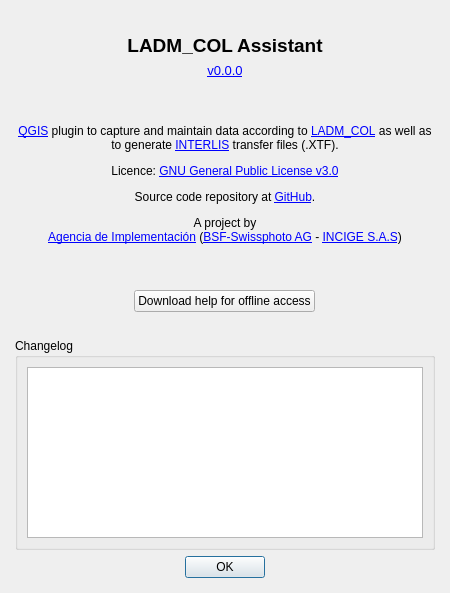
Old version of the form asistente_ladm_col/ui/about_dialog.ui in the repository SwissTierrasColombia/Asistente-LADM-COL.
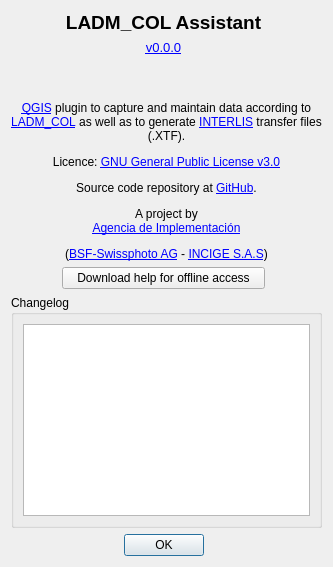
New version of the form. Icons and pictures are not drawn. Custom widgets are drawn as their Qt base class.

```diff
--- a/asistente_ladm_col/ui/about_dialog.ui
+++ b/asistente_ladm_col/ui/about_dialog.ui
@@ -6,8 +6,8 @@
    <rect>
     <x>0</x>
     <y>0</y>
-    <width>450</width>
-    <height>593</height>
+    <width>456</width>
+    <height>585</height>
    </rect>
   </property>
   <property name="sizePolicy">
@@ -19,27 +19,24 @@
   <property name="windowTitle">
    <string>About</string>
   </property>
-  <layout class="QGridLayout" name="gridLayout_4">
-   <property name="leftMargin">
-    <number>15</number>
+  <layout class="QGridLayout" name="gridLayout">
+   <property name="sizeConstraint">
+    <enum>QLayout::SetFixedSize</enum>
    </property>
-   <property name="topMargin">
-    <number>15</number>
-   </property>
-   <property name="rightMargin">
-    <number>15</number>
-   </property>
-   <property name="bottomMargin">
-    <number>15</number>
-   </property>
-   <item row="7" column="0" alignment="Qt::AlignHCenter">
-    <widget class="QPushButton" name="btn_download_help">
+   <item row="0" column="0">
+    <widget class="QLabel" name="label_2">
+     <property name="maximumSize">
+      <size>
+       <width>16777215</width>
+       <height>41</height>
+      </size>
+     </property>
      <property name="text">
-      <string>Download help for offline access</string>
+      <string>&lt;html&gt;&lt;head/&gt;&lt;body&gt;&lt;p align=&quot;center&quot;&gt;&lt;span style=&quot; font-size:14pt; font-weight:600;&quot;&gt;LADM_COL Assistant&lt;/span&gt;&lt;/p&gt;&lt;/body&gt;&lt;/html&gt;</string>
      </property>
     </widget>
    </item>
-   <item row="2" column="0">
+   <item row="1" column="0">
     <widget class="QLabel" name="lbl_version">
      <property name="sizePolicy">
       <sizepolicy hsizetype="Preferred" vsizetype="Minimum">
@@ -61,59 +58,7 @@
      </property>
     </widget>
    </item>
-   <item row="1" column="0">
-    <widget class="QLabel" name="label_2">
-     <property name="maximumSize">
-      <size>
-       <width>16777215</width>
-       <height>41</height>
-      </size>
-     </property>
-     <property name="text">
-      <string>&lt;html&gt;&lt;head/&gt;&lt;body&gt;&lt;p align=&quot;center&quot;&gt;&lt;span style=&quot; font-size:14pt; font-weight:600;&quot;&gt;LADM_COL Assistant&lt;/span&gt;&lt;/p&gt;&lt;/body&gt;&lt;/html&gt;</string>
-     </property>
-    </widget>
-   </item>
-   <item row="6" column="0">
-    <widget class="QLabel" name="label">
-     <property name="text">
-      <string>&lt;html&gt;&lt;head/&gt;&lt;body&gt;&lt;p align=&quot;center&quot;&gt;&lt;a href=&quot;http://qgis.org&quot;&gt;&lt;span style=&quot; text-decoration: underline; color:#0000ff;&quot;&gt;QGIS&lt;/span&gt;&lt;/a&gt; plugin to capture and maintain data according to &lt;a href=&quot;https://github.com/AgenciaImplementacion/LADM_COL&quot;&gt;&lt;span style=&quot; text-decoration: underline; color:#0000ff;&quot;&gt;LADM_COL&lt;/span&gt;&lt;/a&gt; as well as to generate &lt;a href=&quot;https://www.interlis.ch/en&quot;&gt;&lt;span style=&quot; text-decoration: underline; color:#0000ff;&quot;&gt;INTERLIS&lt;/span&gt;&lt;/a&gt; transfer files (.XTF).&lt;/p&gt;&lt;p align=&quot;center&quot;&gt;Licence: &lt;a href=&quot;https://github.com/AgenciaImplementacion/Asistente-LADM_COL/blob/master/LICENSE&quot;&gt;&lt;span style=&quot; text-decoration: underline; color:#0000ff;&quot;&gt;GNU General Public License v3.0&lt;/span&gt;&lt;/a&gt;&lt;/p&gt;&lt;p align=&quot;center&quot;&gt;Source code repository at &lt;a href=&quot;https://github.com/AgenciaImplementacion/Asistente-LADM_COL&quot;&gt;&lt;span style=&quot; text-decoration: underline; color:#0000ff;&quot;&gt;GitHub&lt;/span&gt;&lt;/a&gt;.&lt;/p&gt;&lt;p align=&quot;center&quot;&gt;A project by&lt;br/&gt;&lt;a href=&quot;https://www.proadmintierra.info/&quot;&gt;&lt;span style=&quot; text-decoration: underline; color:#0000ff;&quot;&gt;Agencia de Implementación&lt;/span&gt;&lt;/a&gt; (&lt;a href=&quot;http://bsf-swissphoto.com/&quot;&gt;&lt;span style=&quot; text-decoration: underline; color:#0000ff;&quot;&gt;BSF-Swissphoto AG&lt;/span&gt;&lt;/a&gt; - &lt;a href=&quot;http://www.incige.com/&quot;&gt;&lt;span style=&quot; text-decoration: underline; color:#0000ff;&quot;&gt;INCIGE S.A.S&lt;/span&gt;&lt;/a&gt;)&lt;/p&gt;&lt;p align=&quot;center&quot;&gt;&lt;br/&gt;&lt;/p&gt;&lt;/body&gt;&lt;/html&gt;</string>
-     </property>
-     <property name="wordWrap">
-      <bool>true</bool>
-     </property>
-     <property name="openExternalLinks">
-      <bool>true</bool>
-     </property>
-    </widget>
-   </item>
-   <item row="0" column="0">
-    <spacer name="verticalSpacer">
-     <property name="orientation">
-      <enum>Qt::Vertical</enum>
-     </property>
-     <property name="sizeHint" stdset="0">
-      <size>
-       <width>20</width>
-       <height>40</height>
-      </size>
-     </property>
-    </spacer>
-   </item>
-   <item row="10" column="0">
-    <widget class="QDialogButtonBox" name="buttonBox">
-     <property name="orientation">
-      <enum>Qt::Horizontal</enum>
-     </property>
-     <property name="standardButtons">
-      <set>QDialogButtonBox::Ok</set>
-     </property>
-     <property name="centerButtons">
-      <bool>true</bool>
-     </property>
-    </widget>
-   </item>
-   <item row="4" column="0">
+   <item row="3" column="0">
     <widget class="QLabel" name="lbl_ladm_logo">
      <property name="text">
       <string/>
@@ -126,13 +71,13 @@
      </property>
     </widget>
    </item>
-   <item row="3" column="0">
-    <spacer name="verticalSpacer_3">
-     <property name="orientation">
-      <enum>Qt::Vertical</enum>
+   <item row="5" column="0" colspan="2">
+    <widget class="QLabel" name="label">
+     <property name="text">
+      <string>&lt;html&gt;&lt;head/&gt;&lt;body&gt;&lt;p align=&quot;center&quot;&gt;&lt;a href=&quot;http://qgis.org&quot;&gt;&lt;span style=&quot; text-decoration: underline; color:#0000ff;&quot;&gt;QGIS&lt;/span&gt;&lt;/a&gt; plugin to capture and maintain data according to &lt;a href=&quot;https://github.com/AgenciaImplementacion/LADM_COL&quot;&gt;&lt;span style=&quot; text-decoration: underline; color:#0000ff;&quot;&gt;LADM_COL&lt;/span&gt;&lt;/a&gt; as well as to generate &lt;a href=&quot;https://www.interlis.ch/en&quot;&gt;&lt;span style=&quot; text-decoration: underline; color:#0000ff;&quot;&gt;INTERLIS&lt;/span&gt;&lt;/a&gt; transfer files (.XTF).&lt;/p&gt;&lt;p align=&quot;center&quot;&gt;Licence: &lt;a href=&quot;https://github.com/AgenciaImplementacion/Asistente-LADM_COL/blob/master/LICENSE&quot;&gt;&lt;span style=&quot; text-decoration: underline; color:#0000ff;&quot;&gt;GNU General Public License v3.0&lt;/span&gt;&lt;/a&gt;&lt;/p&gt;&lt;p align=&quot;center&quot;&gt;Source code repository at &lt;a href=&quot;https://github.com/AgenciaImplementacion/Asistente-LADM_COL&quot;&gt;&lt;span style=&quot; text-decoration: underline; color:#0000ff;&quot;&gt;GitHub&lt;/span&gt;&lt;/a&gt;.&lt;/p&gt;&lt;p align=&quot;center&quot;&gt;A project by&lt;br/&gt;&lt;a href=&quot;https://www.proadmintierra.info/&quot;&gt;&lt;span style=&quot; text-decoration: underline; color:#0000ff;&quot;&gt;Agencia de Implementación&lt;/span&gt;&lt;/a&gt;&lt;/p&gt;&lt;p align=&quot;center&quot;&gt;(&lt;a href=&quot;http://bsf-swissphoto.com/&quot;&gt;&lt;span style=&quot; text-decoration: underline; color:#0000ff;&quot;&gt;BSF-Swissphoto AG&lt;/span&gt;&lt;/a&gt; - &lt;a href=&quot;http://www.incige.com/&quot;&gt;&lt;span style=&quot; text-decoration: underline; color:#0000ff;&quot;&gt;INCIGE S.A.S&lt;/span&gt;&lt;/a&gt;)&lt;/p&gt;&lt;/body&gt;&lt;/html&gt;</string>
      </property>
-     <property name="sizeType">
-      <enum>QSizePolicy::Fixed</enum>
+     <property name="wordWrap">
+      <bool>true</bool>
      </property>
      <property name="sizeHint" stdset="0">
       <size>
@@ -140,39 +85,39 @@
        <height>10</height>
       </size>
      </property>
-    </spacer>
+    </widget>
    </item>
-   <item row="5" column="0">
-    <spacer name="verticalSpacer_4">
-     <property name="orientation">
-      <enum>Qt::Vertical</enum>
-     </property>
-     <property name="sizeType">
-      <enum>QSizePolicy::Fixed</enum>
-     </property>
-     <property name="sizeHint" stdset="0">
-      <size>
-       <width>20</width>
-       <height>10</height>
-      </size>
-     </property>
-    </spacer>
+   <item row="6" column="0">
+    <layout class="QHBoxLayout" name="horizontalLayout">
+     <item>
+      <widget class="QPushButton" name="btn_download_help">
+       <property name="sizePolicy">
+        <sizepolicy hsizetype="Expanding" vsizetype="Fixed">
+         <horstretch>0</horstretch>
+         <verstretch>0</verstretch>
+        </sizepolicy>
+       </property>
+       <property name="maximumSize">
+        <size>
+         <width>203</width>
+         <height>16777215</height>
+        </size>
+       </property>
+       <property name="text">
+        <string>Download help for offline access</string>
+       </property>
+      </widget>
+     </item>
+    </layout>
    </item>
-   <item row="8" column="0">
-    <spacer name="verticalSpacer_2">
-     <property name="orientation">
-      <enum>Qt::Vertical</enum>
-     </property>
-     <property name="sizeHint" stdset="0">
-      <size>
-       <width>20</width>
-       <height>40</height>
-      </size>
-     </property>
-    </spacer>
-   </item>
-   <item row="9" column="0">
+   <item row="7" column="0" colspan="2">
     <widget class="QgsCollapsibleGroupBox" name="change_log_group_box">
+     <property name="sizePolicy">
+      <sizepolicy hsizetype="Preferred" vsizetype="MinimumExpanding">
+       <horstretch>0</horstretch>
+       <verstretch>0</verstretch>
+      </sizepolicy>
+     </property>
      <property name="maximumSize">
       <size>
        <width>16777215</width>
@@ -191,29 +136,66 @@
      <property name="checked">
       <bool>false</bool>
      </property>
-     <layout class="QGridLayout" name="gridLayout">
+     <layout class="QGridLayout" name="gridLayout_2">
       <item row="0" column="0">
-       <layout class="QHBoxLayout" name="horizontalLayout_5">
-        <item>
-         <widget class="QTextBrowser" name="tb_changelog"/>
-        </item>
-       </layout>
+       <widget class="QTextBrowser" name="tb_changelog">
+        <property name="sizePolicy">
+         <sizepolicy hsizetype="Preferred" vsizetype="MinimumExpanding">
+          <horstretch>0</horstretch>
+          <verstretch>0</verstretch>
+         </sizepolicy>
+        </property>
+       </widget>
       </item>
      </layout>
     </widget>
    </item>
+   <item row="8" column="0">
+    <widget class="QDialogButtonBox" name="buttonBox">
+     <property name="orientation">
+      <enum>Qt::Horizontal</enum>
+     </property>
+     <property name="standardButtons">
+      <set>QDialogButtonBox::Ok</set>
+     </property>
+     <property name="centerButtons">
+      <bool>true</bool>
+     </property>
+    </widget>
+   </item>
+   <item row="2" column="0">
+    <spacer name="verticalSpacer_3">
+     <property name="orientation">
+      <enum>Qt::Vertical</enum>
+     </property>
+     <property name="sizeType">
+      <enum>QSizePolicy::Fixed</enum>
+     </property>
+     <property name="sizeHint" stdset="0">
+      <size>
+       <width>20</width>
+       <height>10</height>
+      </size>
+     </property>
+    </spacer>
+   </item>
+   <item row="4" column="0">
+    <spacer name="verticalSpacer_4">
+     <property name="orientation">
+      <enum>Qt::Vertical</enum>
+     </property>
+     <property name="sizeType">
+      <enum>QSizePolicy::Fixed</enum>
+     </property>
+     <property name="sizeHint" stdset="0">
+      <size>
+       <width>20</width>
+       <height>10</height>
+      </size>
+     </property>
+    </spacer>
+   </item>
   </layout>
-  <widget class="QWidget" name="layoutWidget">
-   <property name="geometry">
-    <rect>
-     <x>0</x>
-     <y>0</y>
-     <width>2</width>
-     <height>2</height>
-    </rect>
-   </property>
-   <layout class="QHBoxLayout" name="horizontalLayout"/>
-  </widget>
  </widget>
  <customwidgets>
   <customwidget>
```
Left out of the diff: 10 changed lines with no effect on the pictures.
